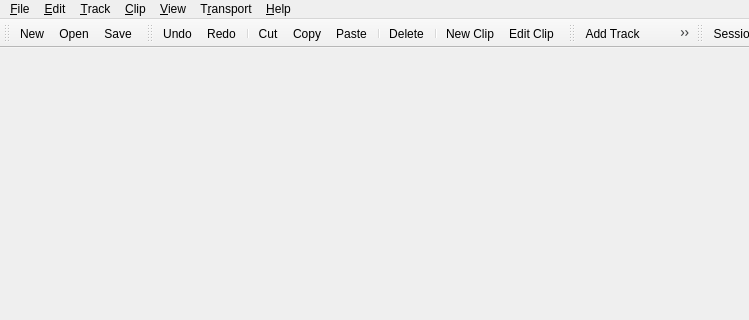
The window that src/qtractorMainForm.ui (rncbc/qtractor) describes before a commit, drawn with Qt 5; both pictures show x 0 to 749 and y 0 to 320 of the 1024 by 768 pixel window.
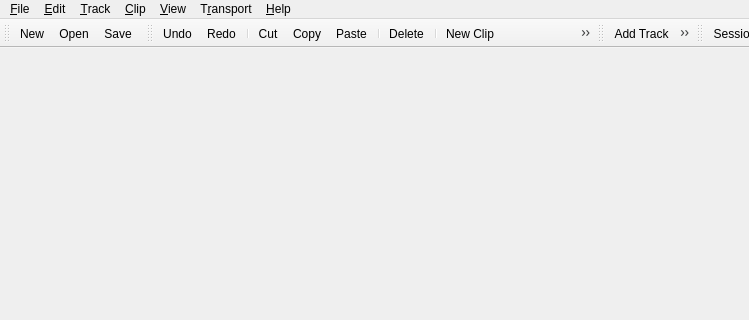
The same window after the commit. Icons and pictures are not drawn.

Commit message: - Featuring brand new but basic audio clip editor (Clip/Edit...);   new Clip/Properties... on the main menu for the old common clip   properties dialog. (HIGHLY EXPERIMENTAL)

The edit to the form file:
```diff
--- a/src/qtractorMainForm.ui
+++ b/src/qtractorMainForm.ui
@@ -80,7 +80,7 @@
    <addaction name="editDeleteAction"/>
    <addaction name="separator"/>
    <addaction name="clipNewAction"/>
-   <addaction name="clipEditAction"/>
+   <addaction name="clipPropertiesAction"/>
   </widget>
   <widget class="QToolBar" name="trackToolbar">
    <property name="orientation">
@@ -1791,6 +1791,23 @@
     <string>F4</string>
    </property>
   </action>
+  <action name="clipPropertiesAction">
+   <property name="icon">
+    <iconset theme="clipProperties" />
+   </property>
+   <property name="text">
+    <string>&amp;Properties...</string>
+   </property>
+   <property name="iconText">
+    <string>Clip Properties</string>
+   </property>
+   <property name="toolTip">
+    <string>Clip properties</string>
+   </property>
+   <property name="statusTip">
+    <string>Edit current clip properties</string>
+   </property>
+  </action>
   <action name="clipMuteAction">
    <property name="checkable">
     <bool>true</bool>
```
Left out of the diff: 1 changed line with no effect on the pictures. The commit also changes 13 other files.
